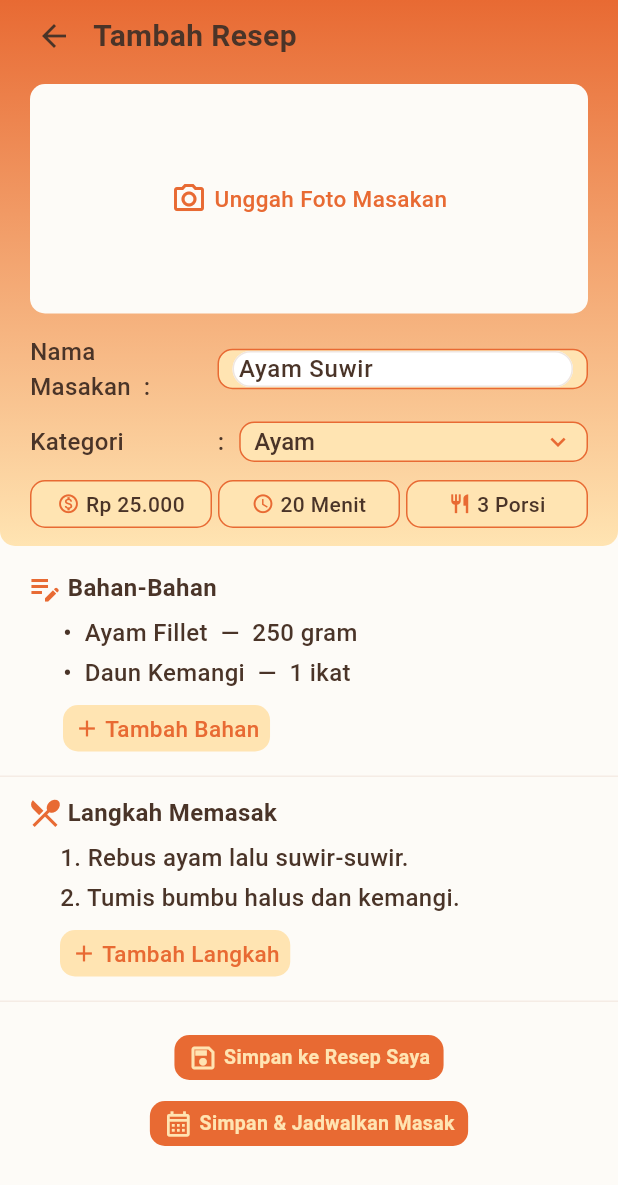
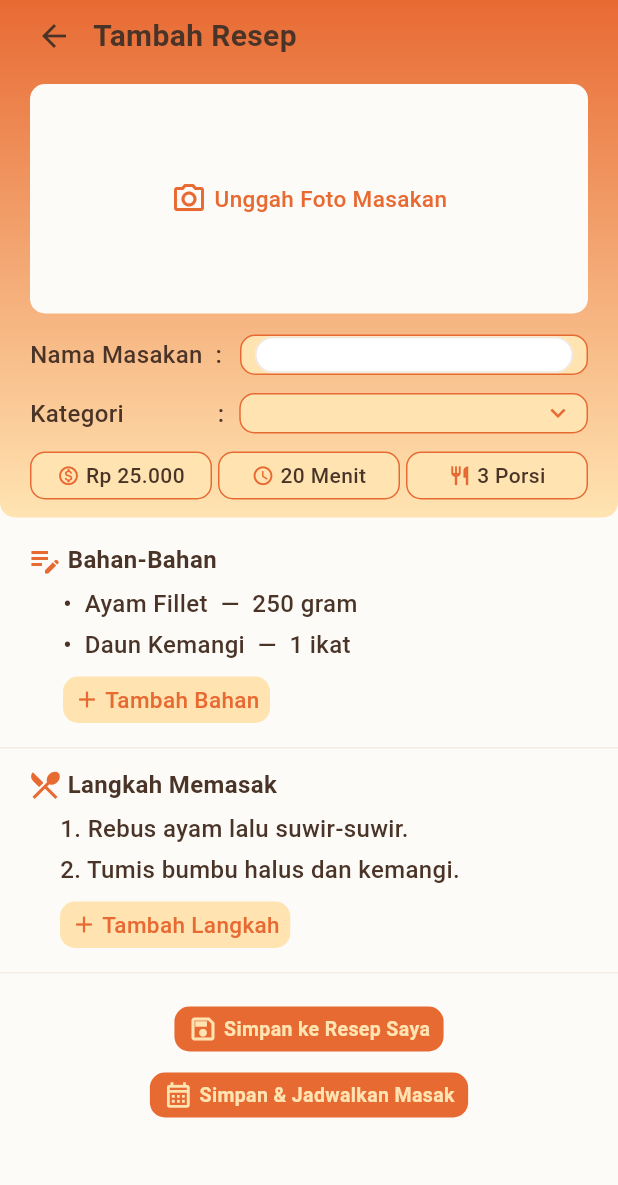
Before and after one commit to dikaajaa/dapur_mom, a Flutter app: the BuatResepSendiri screen opened directly, on a phone screen of 412 x 824 dp. Shown: the top 1185 px of the screen. Run offline on Flutter 3.47's test engine with Material 3 defaults, Android fonts, the phone set to English and light mode, and no system bars; our stand-ins replace flutter_svg.

Commit message:
mengubah tulisan yang idak simetris

```diff
--- a/lib/pages/tambah_resep_page.dart
+++ b/lib/pages/tambah_resep_page.dart
@@ -44,10 +44,10 @@ class BuatResepSendiri extends StatefulWidget {
 }
 
 class _BuatResepSendiriState extends State<BuatResepSendiri> {
-  final _namaController = TextEditingController(text: 'Ayam Suwir');
+  final _namaController = TextEditingController(text: '');
 
   final List<String> _kategoriList = ['Ayam', 'Daging', 'Ikan', 'Sayur', 'Dessert'];
-  String _kategori = 'Ayam';
+  String _kategori = 'Kategori';
 
   String _harga = 'Rp 25.000';
   String _durasi = '20 Menit';
@@ -157,8 +157,6 @@ class _BuatResepSendiriState extends State<BuatResepSendiri> {
     );
   }
 
-  // ---------- Build ----------
-
   @override
   Widget build(BuildContext context) {
     return Scaffold(
@@ -179,7 +177,6 @@ class _BuatResepSendiriState extends State<BuatResepSendiri> {
     );
   }
 
-  /// Bagian atas: gradient oranye -> orange muda, berisi app bar, foto, form
   Widget _buildHeader(BuildContext context) {
     return Container(
       width: double.infinity,
@@ -224,11 +221,9 @@ class _BuatResepSendiriState extends State<BuatResepSendiri> {
               ),
               const SizedBox(height: 16),
 
-              // Upload foto
               InkWell(
                 borderRadius: BorderRadius.circular(10),
                 onTap: () {
-                  // TODO: image_picker
                 },
                 child: Container(
                   height: 153,
@@ -256,11 +251,10 @@ class _BuatResepSendiriState extends State<BuatResepSendiri> {
               ),
               const SizedBox(height: 14),
 
-              // Nama masakan
               Row(
                 children: [
                   const SizedBox(
-                    width: 125,
+                    width: 140,
                     child: Text('Nama Masakan  :',
                         style: _labelStyle),
                   ),
@@ -281,7 +275,6 @@ class _BuatResepSendiriState extends State<BuatResepSendiri> {
               ),
               const SizedBox(height: 12),
 
-              // Kategori
               Row(
                 children: [
                   const SizedBox(
@@ -432,8 +425,6 @@ class _BuatResepSendiriState extends State<BuatResepSendiri> {
   }
 }
 
-// ---------- Style ----------
-
 const _labelStyle = TextStyle(
   color: AppColors.font,
   fontSize: 16,
@@ -445,8 +436,6 @@ const _bodyStyle = TextStyle(
   fontSize: 16,
   fontWeight: FontWeight.w500,
 );
-
-// ---------- Reusable widgets ----------
 
 class _FieldBox extends StatelessWidget {
   final Widget child;
```
